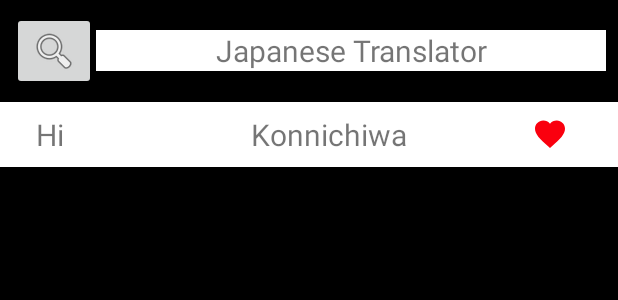
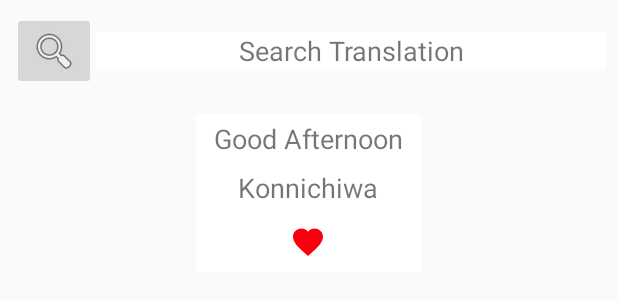
Before and after one commit to gr3y6h0st/BeginnerJapanesePhrases, an Android app: the layout beginner_japanese_widget.xml on its own in the app's theme, with its tools: preview values and no code run, on a phone screen of 412 x 824 dp. Shown: the top 300 px of the screen. Run offline under Robolectric (Android 15) with nearby library versions, the phone set to English and light mode, and no system bars.

Commit message:
Fixed Translation Functionality. Updated Widget Format.

```diff
--- a/build.gradle
+++ b/build.gradle
@@ -5,7 +5,7 @@ apply plugin: 'com.google.gms.google-services'
 android {
     signingConfigs {
         releaseConfig {
-            keyAlias 'Udacity'
+            keyAlias 'Fake'
             keyPassword 'FakePassword'
             storeFile file("$rootDir/beginnerJapanese")
             storePassword 'FakePasswordstuff'
@@ -13,7 +13,7 @@ android {
     }
     compileSdkVersion 28
     defaultConfig {
-        applicationId "com.jaydroid.beginnnerleveljapanese"
+        applicationId "com.jaydroid.beginnerleveljapanese"
         minSdkVersion 26
         targetSdkVersion 28
         versionCode 1
--- a/src/main/java/com/jaydroid/beginnerleveljapanese/MainActivity.java
+++ b/src/main/java/com/jaydroid/beginnerleveljapanese/MainActivity.java
@@ -111,6 +111,7 @@ public class MainActivity extends AppCompatActivity implements
             Intent settingsActivityIntent = new Intent(MainActivity.this, SettingsActivity.class);
             startActivity(settingsActivityIntent);
             return true;
+
         } else if (menuItemClicked == R.id.menu_search_icon){
             onSearchRequested();
             return true;
--- a/src/main/java/com/jaydroid/beginnerleveljapanese/SettingsActivity.java
+++ b/src/main/java/com/jaydroid/beginnerleveljapanese/SettingsActivity.java
@@ -93,12 +93,14 @@ public class SettingsActivity extends AppCompatPreferenceActivity {
                 PreferenceManager
                         .getDefaultSharedPreferences(preference.getContext())
                         .getBoolean(preference.getKey(), false));
+
     }
 
     @Override
     protected void onCreate(Bundle savedInstanceState) {
         super.onCreate(savedInstanceState);
         setupActionBar();
+        setTheme(R.style.AppTheme);
     }
 
     /**
--- a/src/main/java/com/jaydroid/beginnerleveljapanese/utils/HiraganaAdapter.java
+++ b/src/main/java/com/jaydroid/beginnerleveljapanese/utils/HiraganaAdapter.java
@@ -77,7 +77,7 @@ public class HiraganaAdapter extends RecyclerView.Adapter<HiraganaAdapter.Hiraga
     @Override
     public HiraganaViewHolder onCreateViewHolder(@NonNull ViewGroup viewGroup, int viewType) {
 
-        int layoutIdForListItem = R.layout.hirgana_syllabary_list_item;
+        int layoutIdForListItem = R.layout.hiragana_syllabary_list_item;
 
         boolean shouldAttachToParentImmediately = false;
 
--- a/src/main/res/layout/activity_settings.xml
+++ b/src/main/res/layout/activity_settings.xml
@@ -2,8 +2,8 @@
 <LinearLayout xmlns:android="http://schemas.android.com/apk/res/android"
     android:layout_width="match_parent"
     android:layout_height="match_parent"
+    xmlns:tools="http://schemas.android.com/tools"
     android:theme="@style/AppTheme"
-    xmlns:tools="http://schemas.android.com/tools"
     tools:context="com.jaydroid.beginnerleveljapanese.SettingsActivity">
 
 </LinearLayout>
--- a/src/main/res/layout/beginner_japanese_widget.xml
+++ b/src/main/res/layout/beginner_japanese_widget.xml
@@ -1,7 +1,7 @@
 <LinearLayout
     xmlns:android="http://schemas.android.com/apk/res/android"
     xmlns:tools="http://schemas.android.com/tools"
-    android:background="@android:color/black"
+    android:background="@android:color/transparent"
     android:id="@+id/widget_translator"
     android:orientation="vertical"
     android:layout_width="match_parent"
@@ -28,29 +28,29 @@
             android:layout_weight="1"
             android:gravity="center_horizontal"
             android:layout_gravity="center_vertical"
-            android:background="@color/cardview_light_background"
+            android:background="@android:color/white"
             android:text="@string/search_translate_hint"
-            android:textSize="20sp" />
+            android:textSize="18sp" />
     </LinearLayout>
 
     <LinearLayout
-        android:orientation="horizontal"
-        android:background="@color/cardview_light_background"
-        android:layout_gravity="center_vertical"
-        android:layout_width="match_parent"
+        android:orientation="vertical"
+        android:background="@android:color/white"
+        android:layout_gravity="center"
+        android:layout_margin="8dp"
+        android:layout_width="wrap_content"
         android:layout_height="wrap_content">
 
         <TextView
             android:id="@+id/widget_phrases_list_tv"
             android:layout_width="wrap_content"
             android:layout_height="wrap_content"
-            android:layout_marginStart="16dp"
-            android:layout_marginEnd="16dp"
-            android:layout_weight="1"
-            android:layout_gravity="center_vertical"
-            android:padding="8dp"
-            android:textSize="20sp"
-            tools:text="Hi" />
+            android:layout_marginStart="8dp"
+            android:layout_marginEnd="8dp"
+            android:layout_gravity="center"
+            android:padding="4dp"
+            android:textSize="18sp"
+            tools:text="Good Afternoon" />
 
         <TextView
             android:id="@+id/widget_phrases_romaji_tv"
@@ -58,11 +58,9 @@
             android:layout_height="wrap_content"
             android:layout_marginStart="16dp"
             android:layout_marginEnd="16dp"
-            android:padding="8dp"
-            android:layout_weight="1"
-            android:layout_gravity="center_vertical"
-            android:gravity="center_horizontal"
-            android:textSize="20sp"
+            android:padding="4dp"
+            android:layout_gravity="center_horizontal"
+            android:textSize="18sp"
             tools:text="Konnichiwa" />
 
         <ImageButton
@@ -71,8 +69,7 @@
             android:layout_width="wrap_content"
             android:layout_height="wrap_content"
             android:padding="8dp"
-            android:layout_weight="1"
-            android:layout_gravity="center_vertical"
+            android:layout_gravity="center_horizontal"
             android:contentDescription="@string/favorite_button_content_description"
             tools:src="@drawable/ic_favorite" />
     </LinearLayout>
--- a/src/main/res/menu/menu_main.xml
+++ b/src/main/res/menu/menu_main.xml
@@ -1,7 +1,7 @@
 <menu xmlns:android="http://schemas.android.com/apk/res/android"
     xmlns:app="http://schemas.android.com/apk/res-auto"
     xmlns:tools="http://schemas.android.com/tools"
-    tools:context="com.android.beginnerleveljapanese.com.jaydroid.beginnerleveljapanese.MainActivity" >
+    tools:context="com.jaydroid.beginnerleveljapanese.MainActivity" >
 
     <item
         android:id="@+id/menu_search_icon"
--- a/src/main/res/values/colors.xml
+++ b/src/main/res/values/colors.xml
@@ -3,6 +3,6 @@
     <color name="colorPrimary">#3F51B5</color>
     <color name="colorPrimaryDark">#303F9F</color>
     <color name="colorAccent">#FF4081</color>
-    <color name="textColorPrimary">#FFFFFF</color>
+    <color name="textColorPrimary">#000000</color>
     <color name="textColorSecondary">#787878</color>
 </resources>
--- a/src/main/res/values/strings.xml
+++ b/src/main/res/values/strings.xml
@@ -37,7 +37,7 @@
     <string name="appThemeSummary">Switches to a darker UI theme. Helps reduce overall brightness.</string>
 
     <!--Widgets Resources-->
-    <string name="search_translate_hint">Japanese Translator</string>
+    <string name="search_translate_hint">Search Translation</string>
     <string name="translator_results_label">Translator Results</string>
     <string name="app_widget_text">Quick Search for English to Japanese Translations</string>
     <string name="add_widget">Add widget</string>
```
Also changed, not shown: src/main/AndroidManifest.xml (+14 -8 lines), src/main/java/com/jaydroid/beginnerleveljapanese/TranslateResultsActivity.java (+5 -3 lines), src/main/res/layout/activity_main.xml (+4 -4 lines), src/main/res/layout/hiragana_syllabary_list_item.xml (renamed from src/main/res/layout/hirgana_syllabary_list_item.xml), 3 other files.
